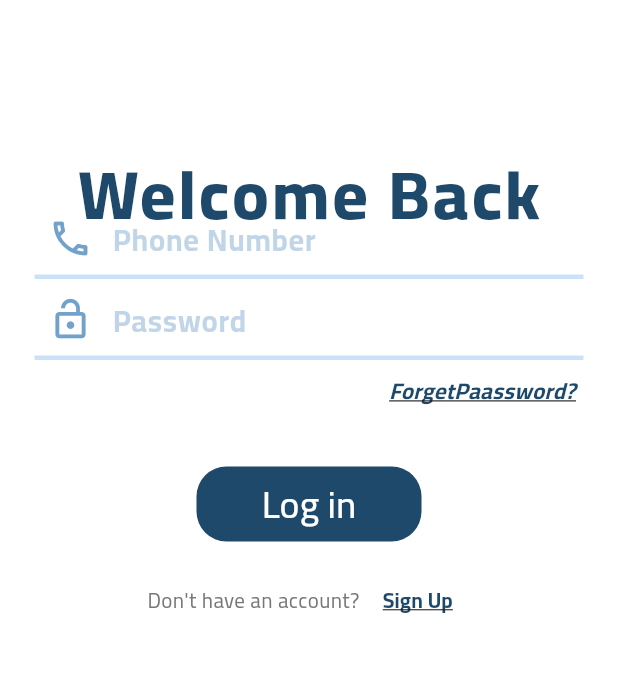
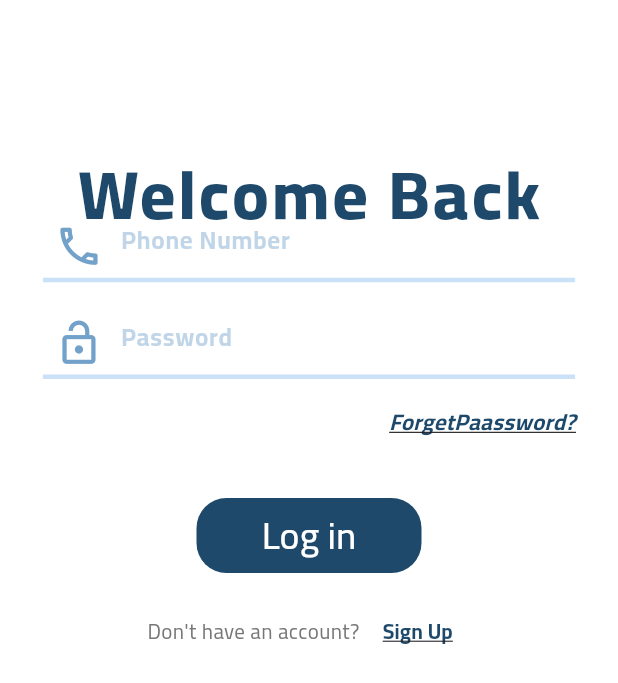
Before and after one commit to YousefHassan52/dentalmatching, a Flutter app: the Login screen opened by its route, on a phone screen of 412 x 824 dp. Shown: the top 683 px of the screen. Run offline on Flutter 3.47's test engine with Material 3 defaults, Android fonts, the phone set to English and light mode, and no system bars; our stand-ins replace flutter_svg, get, shared_preferences; accounts and stored records are empty.

Commit message:
Text Form After Media Query

```diff
--- a/lib/features/common_faetures/login/view/widgets/TextForm.dart
+++ b/lib/features/common_faetures/login/view/widgets/TextForm.dart
@@ -3,46 +3,61 @@ import 'package:flutter/material.dart';
 class TextForm extends StatelessWidget {
   final String hint;
   final IconData icon;
+  final IconData? icon2;
   final TextInputType? type;
   final bool password;
 
-  const TextForm(
-      {super.key,
+  const TextForm({
+    super.key,
     required this.hint,
     required this.icon,
     this.type,
-      required this.password});
+    required this.password,
+    this.icon2,
+  });
 
   @override
   Widget build(BuildContext context) {
+    double screenWidth = MediaQuery.of(context).size.width;
+
     return Padding(
-      padding: const EdgeInsets.symmetric(horizontal:15),
+      padding: EdgeInsets.symmetric(horizontal: screenWidth * 0.05 , vertical: screenWidth * 0.02),
       child: Form(
         child: TextFormField(
           obscureText: password,
           cursorColor: const Color(0xFF4464A0),
           keyboardType: type,
-            style: const TextStyle(
+          style: TextStyle(
             color: Color(0xFF4464A0),
             fontWeight: FontWeight.bold,
-              fontSize: 25,
+            fontSize: screenWidth * 0.04,
           ),
           decoration: InputDecoration(
             prefixIcon: Icon(
               icon,
               color: const Color.fromARGB(224, 94, 148, 195),
-                size: 30,
+              size: screenWidth * 0.08,
             ),
+            suffixIcon: icon2 != null
+                ? Icon(
+                    icon2,
+                    color: const Color.fromARGB(224, 94, 148, 195),
+                    size: screenWidth * 0.08,
+                  )
+                : null,
             hintText: hint,
-              hintStyle: const TextStyle(
-                  color: Color.fromARGB(100, 94, 148, 195), fontSize: 20),
+            hintStyle: TextStyle(
+              color: Color.fromARGB(100, 94, 148, 195),
+              fontSize: screenWidth * 0.04,
+            ),
             enabledBorder: const UnderlineInputBorder(
               borderSide: BorderSide(width: 3, color: Color(0xFFCBE1F8)),
             ),
             focusedBorder: const UnderlineInputBorder(
               borderSide: BorderSide(width: 3.5, color: Color(0xFF4464A0)),
             ),
-            )),
+          ),
+        ),
       ),
     );
   }
```
Lines whose indentation alone changed are shown as unchanged.
